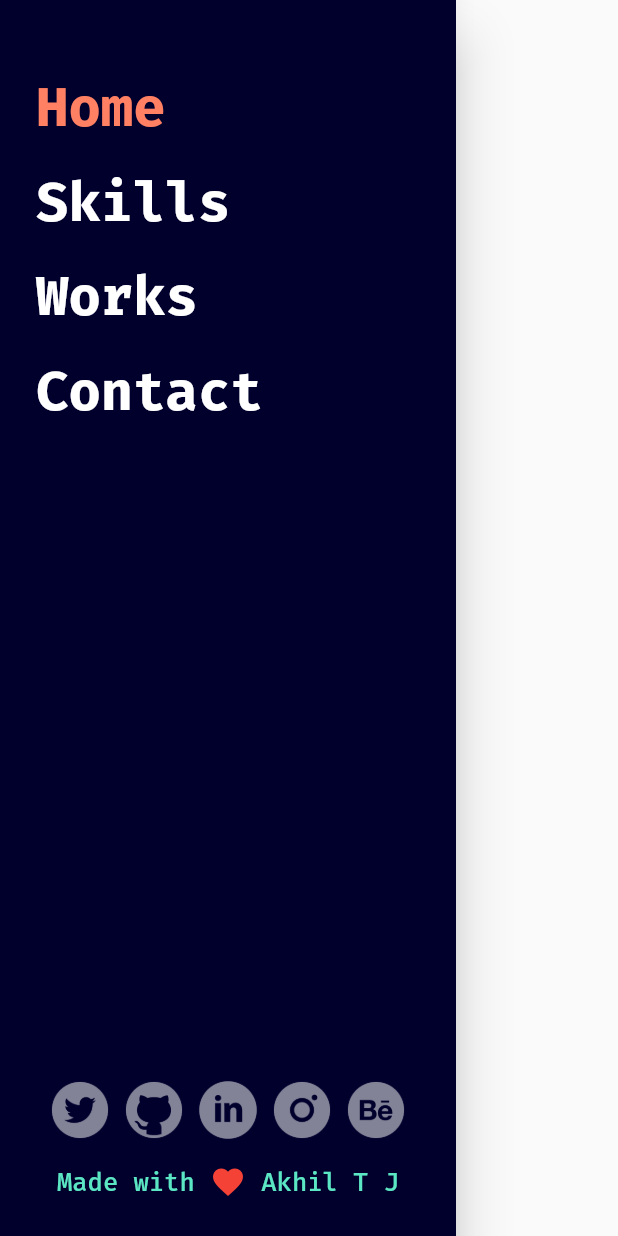
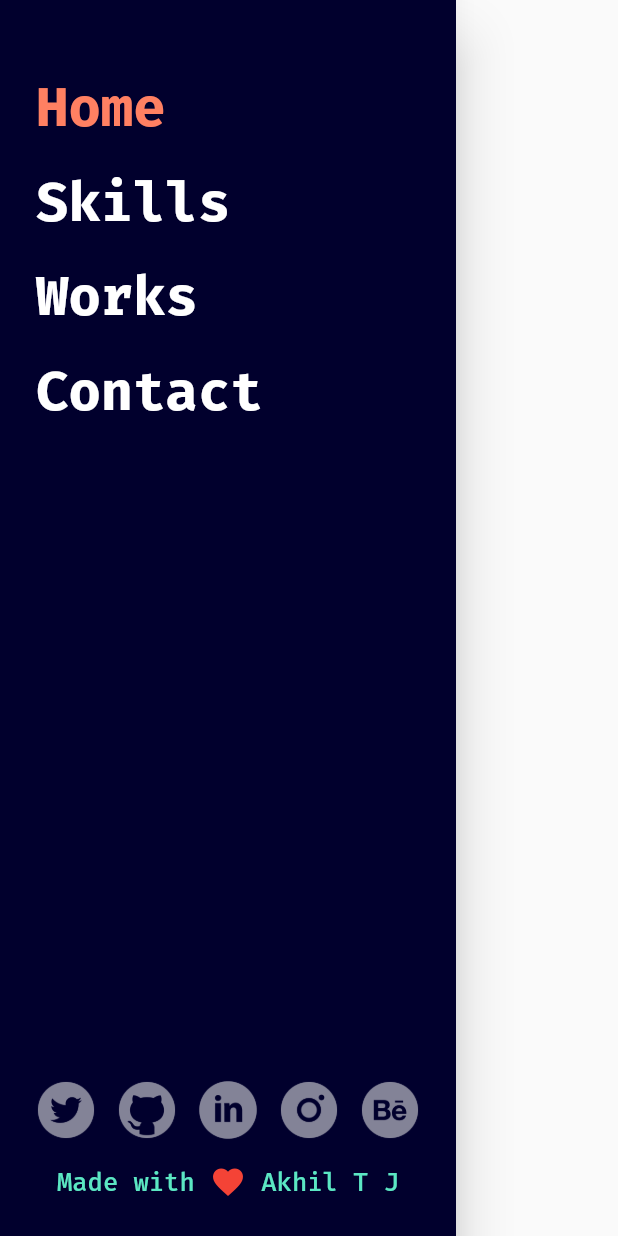
Before and after one commit to akhil-tj/Anton_1.0, a Flutter app: the NavigationDrawer widget shown alone on an empty page, opened directly, on a phone screen of 412 x 824 dp. Run offline on Flutter 3.47's test engine with Material 2 defaults, Android fonts, the phone set to English and light mode, and no system bars; our stand-ins replace responsive_builder.

Commit message:
updated drawer layout

```diff
--- a/lib/Components/navigation_drawer.dart
+++ b/lib/Components/navigation_drawer.dart
@@ -55,7 +55,7 @@ class NavigationDrawer extends StatelessWidget {
               ),
               child: Row(
                 mainAxisSize: MainAxisSize.max,
-                mainAxisAlignment: MainAxisAlignment.spaceEvenly,
+                mainAxisAlignment: MainAxisAlignment.spaceBetween,
                 children: [
                   Image(
                     image: AssetImage(
@@ -63,34 +63,22 @@ class NavigationDrawer extends StatelessWidget {
                     height: 40,
                     width: 40,
                   ),
-                  // SizedBox(
-                  //   height: 16,
-                  // ),
                   Image(
                     image: AssetImage('images/ant-design_github-filled.png'),
                     height: 40,
                     width: 40,
                   ),
-                  // SizedBox(
-                  //   height: 16,
-                  // ),
                   Image(
                     image: AssetImage(
                         'images/entypo-social_linkedin-with-circle.png'),
                     height: 40,
                     width: 40,
                   ),
-                  // SizedBox(
-                  //   height: 16,
-                  // ),
                   Image(
                     image: AssetImage('images/ant-design_instagram-filled.png'),
                     height: 40,
                     width: 40,
                   ),
-                  // SizedBox(
-                  //   height: 16,
-                  // ),
                   Image(
                     image: AssetImage(
                         'images/ant-design_behance-circle-filled.png'),
@@ -129,127 +117,3 @@ class NavigationDrawer extends StatelessWidget {
     );
   }
 }
-
-// ListView(
-//           children: [
-//             Container(
-//               padding: EdgeInsets.symmetric(
-//                 vertical: 8,
-//                 horizontal: 24,
-//               ),
-//               child: Text(
-//                 'Home',
-//                 style: landingMobileTxt2,
-//               ),
-//             ),
-//             Container(
-//               padding: EdgeInsets.symmetric(
-//                 vertical: 8,
-//                 horizontal: 24,
-//               ),
-//               child: Text(
-//                 'Skills',
-//                 style: landingMobileTxt1,
-//               ),
-//             ),
-//             Container(
-//               padding: EdgeInsets.symmetric(
-//                 vertical: 8,
-//                 horizontal: 24,
-//               ),
-//               child: Text(
-//                 'Works',
-//                 style: landingMobileTxt1,
-//               ),
-//             ),
-//             Container(
-//               padding: EdgeInsets.symmetric(
-//                 vertical: 8,
-//                 horizontal: 24,
-//               ),
-//               child: Text(
-//                 'Contact',
-//                 style: landingMobileTxt1,
-//               ),
-//             ),
-//             Container(
-//               color: Colors.amber,
-//               padding: EdgeInsets.symmetric(
-//                 vertical: 14,
-//                 horizontal: 16,
-//               ),
-//               child: Row(
-//                 mainAxisSize: MainAxisSize.max,
-//                 mainAxisAlignment: MainAxisAlignment.spaceEvenly,
-//                 children: [
-//                   Image(
-//                     image: AssetImage(
-//                         'images/ant-design_twitter-circle-filled.png'),
-//                     height: 40,
-//                     width: 40,
-//                   ),
-//                   // SizedBox(
-//                   //   height: 16,
-//                   // ),
-//                   Image(
-//                     image:
-//                         AssetImage('images/ant-design_github-filled.png'),
-//                     height: 40,
-//                     width: 40,
-//                   ),
-//                   // SizedBox(
-//                   //   height: 16,
-//                   // ),
-//                   Image(
-//                     image: AssetImage(
-//                         'images/entypo-social_linkedin-with-circle.png'),
-//                     height: 40,
-//                     width: 40,
-//                   ),
-//                   // SizedBox(
-//                   //   height: 16,
-//                   // ),
-//                   Image(
-//                     image: AssetImage(
-//                         'images/ant-design_instagram-filled.png'),
-//                     height: 40,
-//                     width: 40,
-//                   ),
-//                   // SizedBox(
-//                   //   height: 16,
-//                   // ),
-//                   Image(
-//                     image: AssetImage(
-//                         'images/ant-design_behance-circle-filled.png'),
-//                     height: 40,
-//                     width: 40,
-//                   ),
-//                 ],
-//               ),
-//             ),
-//             Padding(
-//               padding: const EdgeInsets.symmetric(
-//                 horizontal: 24,
-//                 vertical: 4,
-//               ),
-//               child: Row(
-//                 mainAxisSize: MainAxisSize.min,
-//                 mainAxisAlignment: MainAxisAlignment.center,
-//                 children: [
-//                   Text(
-//                     'Made with ',
-//                     style: navbarTabletBtnTxt,
-//                   ),
-//                   Icon(
-//                     Icons.favorite,
-//                     color: Colors.red,
-//                   ),
-//                   Text(
-//                     ' Akhil T J',
-//                     style: navbarTabletBtnTxt,
-//                   ),
-//                 ],
-//               ),
-//             ),
-//           ],
-//         ),
```
